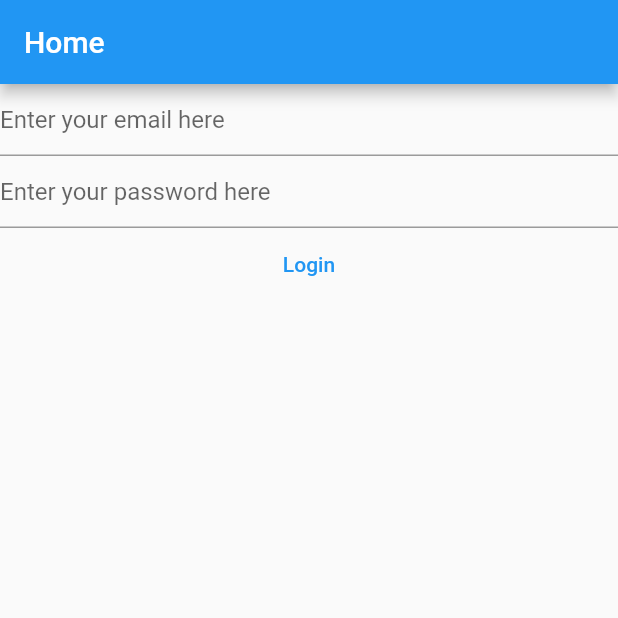
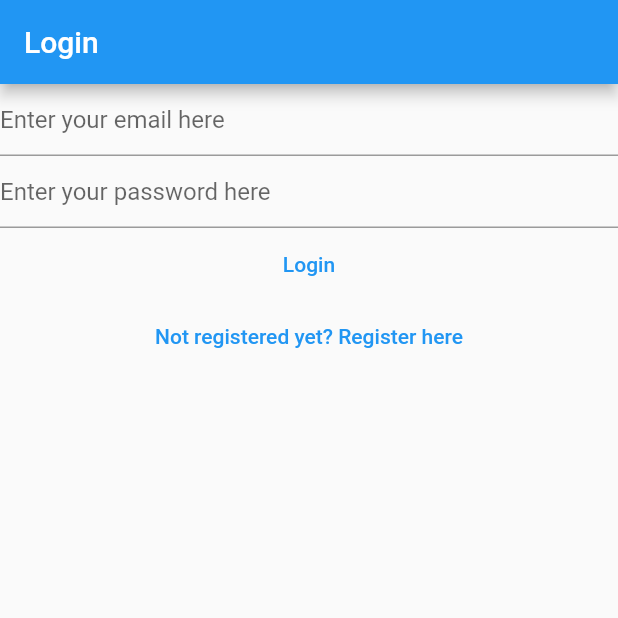
Before and after one commit to nikita-grabek/my_notes, a Flutter app: the screen it shows after launch, on a phone screen of 412 x 824 dp, the top half of it. Run offline on Flutter 3.47's test engine with Material 2 defaults, Android fonts, the phone set to English and light mode, and no system bars; our stand-ins replace firebase_auth, firebase_core; accounts and stored records are empty.

Commit message:
Routing views

```diff
--- a/lib/main.dart
+++ b/lib/main.dart
@@ -2,6 +2,8 @@
 import 'package:firebase_core/firebase_core.dart';
 import 'package:flutter/material.dart';
 import 'package:success_planner/views/login_view.dart';
+import 'package:success_planner/views/register_view.dart';
+import 'package:success_planner/views/verify_email.dart';
 
 import 'firebase_options.dart';
 
@@ -13,6 +15,10 @@
       theme: ThemeData(
         primarySwatch: Colors.blue,
       ),
+      routes: {
+        "/login/": (context) => const LoginView(),
+        "/register/": (context) => const RegisterView(),
+      },
       home: const HomePage(),
     ),
   );
@@ -23,54 +29,28 @@
 
   @override
   Widget build(BuildContext context) {
-    return Scaffold(
-      appBar: AppBar(
-        title: const Text("Home"),
-      ),
-      body: FutureBuilder(
+    return FutureBuilder(
       future: Firebase.initializeApp(
         options: DefaultFirebaseOptions.currentPlatform,
       ),
       builder: (context, snapshot) {
         switch (snapshot.connectionState) {
           case ConnectionState.done:
-              // final user = FirebaseAuth.instance.currentUser;
-              // if (user?.emailVerified ?? false) {
-              //   return const Text("Done");
-              // } else {
-              //   return const VerifyEmailView();
-              // }
+            final user = FirebaseAuth.instance.currentUser;
+            if (user != null) {
+              if (user.emailVerified) {
+                print("Email ist verified");
+                return const Text("Done");
+              } else {
+                return const VerifyEmailView();
+              }
+            } else {
               return const LoginView();
+            }
           default:
-              return const Text("Loading...");
+            return const CircularProgressIndicator();
         }
       },
-      ),
     );
   }
 }
-
-class VerifyEmailView extends StatefulWidget {
-  const VerifyEmailView({Key? key}) : super(key: key);
-
-  @override
-  State<VerifyEmailView> createState() => _VerifyEmailViewState();
-}
-
-class _VerifyEmailViewState extends State<VerifyEmailView> {
-  @override
-  Widget build(BuildContext context) {
-    return Column(
-      children: [
-        const Text("Please verify your email"),
-        TextButton(
-          onPressed: () async {
-            final user = FirebaseAuth.instance.currentUser;
-            await user?.sendEmailVerification();
-          },
-          child: const Text("Send email verification"),
-        ),
-      ],
-    );
-  }
-}
--- a/lib/views/login_view.dart
+++ b/lib/views/login_view.dart
@@ -28,13 +28,18 @@
 
   @override
   Widget build(BuildContext context) {
-    return Column(
+    return Scaffold(
+      appBar: AppBar(
+        title: const Text("Login"),
+      ),
+      body: Column(
         children: [
           TextField(
             controller: _email,
             autocorrect: false,
             keyboardType: TextInputType.emailAddress,
-          decoration: const InputDecoration(hintText: "Enter your email here"),
+            decoration:
+                const InputDecoration(hintText: "Enter your email here"),
           ),
           TextField(
             controller: _password,
@@ -70,8 +75,18 @@
               }
             },
             child: const Text("Login"),
-        )
+          ),
+          TextButton(
+            onPressed: () {
+              Navigator.of(context).pushNamedAndRemoveUntil(
+                "/register/",
+                (route) => false,
+              );
+            },
+            child: const Text("Not registered yet? Register here"),
+          ),
         ],
+      ),
     );
   }
 }
--- a/lib/views/register_view.dart
+++ b/lib/views/register_view.dart
@@ -28,13 +28,16 @@
 
   @override
   Widget build(BuildContext context) {
-    return Column(
+    return Scaffold(
+      appBar: AppBar(title: const Text("Register")),
+      body: Column(
         children: [
           TextField(
             controller: _email,
             autocorrect: false,
             keyboardType: TextInputType.emailAddress,
-          decoration: const InputDecoration(hintText: "Enter your email here"),
+            decoration:
+                const InputDecoration(hintText: "Enter your email here"),
           ),
           TextField(
             controller: _password,
@@ -75,8 +78,16 @@
               }
             },
             child: const Text("Register"),
-        )
+          ),
+          TextButton(
+            onPressed: () {
+              Navigator.of(context)
+                  .pushNamedAndRemoveUntil("/login/", (route) => false);
+            },
+            child: const Text("Login here"),
+          ),
         ],
+      ),
     );
   }
 }
```
Also changed, not shown: lib/views/verify_email.dart (added, +32 -0 lines). Lines whose indentation alone changed are shown as unchanged.
